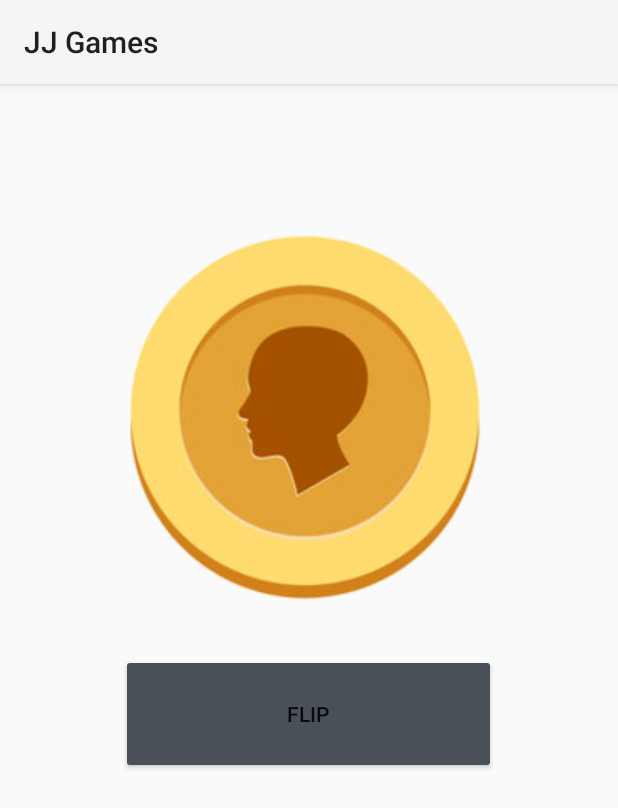
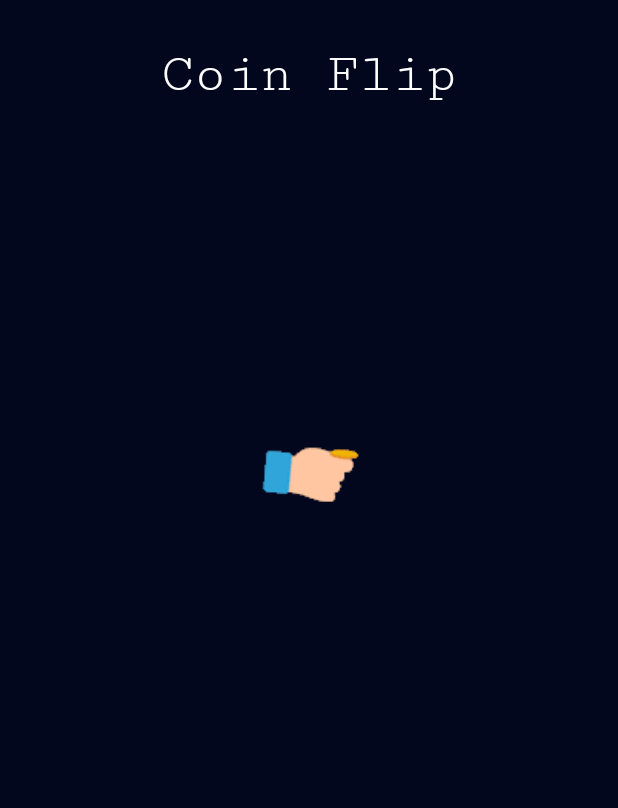
Before and after one commit to JoseJaraba/Rock-Paper-Scissor, an Android app: the screen it shows after launch (CoinActivity before the commit, SplashCoinActivity after it), after a tap on "COIN GAME", on a phone screen of 412 x 824 dp. Shown: the top 808 px of the screen. Run offline under Robolectric (Android 15) with nearby library versions, the phone set to English and light mode, and no system bars.

Commit message:
splashes added

```diff
--- a/app/build.gradle
+++ b/app/build.gradle
@@ -36,4 +36,5 @@ dependencies {
     testImplementation 'junit:junit:4.+'
     androidTestImplementation 'androidx.test.ext:junit:1.1.1'
     androidTestImplementation 'androidx.test.espresso:espresso-core:3.2.0'
+    implementation 'pl.droidsonroids.gif:android-gif-drawable:1.2.19'
 }
--- a/app/src/main/java/com/example/rock_paper_scissor/MainActivity.java
+++ b/app/src/main/java/com/example/rock_paper_scissor/MainActivity.java
@@ -38,7 +38,7 @@ public class MainActivity extends Activity {
         coinButton.setOnClickListener(new View.OnClickListener() {
             @Override
             public void onClick(View v) {
-                Intent intent = new Intent(MainActivity.this, CoinActivity.class);
+                Intent intent = new Intent(MainActivity.this, SplashCoinActivity.class);
                 startActivity(intent);
             }
         });
--- /dev/null
+++ b/app/src/main/java/com/example/rock_paper_scissor/SplashCoinActivity.java
@@ -0,0 +1,31 @@
+package com.example.rock_paper_scissor;
+
+import androidx.appcompat.app.AppCompatActivity;
+
+import android.app.Activity;
+import android.content.Intent;
+import android.content.pm.ActivityInfo;
+import android.os.Bundle;
+import android.os.Handler;
+import android.view.WindowManager;
+
+public class SplashCoinActivity extends Activity {
+
+    private final int DURATION_SPLASH = 5000;
+
+    @Override
+    protected void onCreate(Bundle savedInstanceState) {
+        super.onCreate(savedInstanceState);
+        setRequestedOrientation(ActivityInfo.SCREEN_ORIENTATION_PORTRAIT);
+        this.getWindow().setFlags(WindowManager.LayoutParams.FLAG_FULLSCREEN, WindowManager.LayoutParams.FLAG_FULLSCREEN);
+
+        setContentView(R.layout.activity_splash_coin);
+        new Handler().postDelayed(new Runnable(){
+            public void run(){
+                Intent intent = new Intent(SplashCoinActivity.this, CoinActivity.class);
+                startActivity(intent);
+                finish();
+            };
+        }, DURATION_SPLASH);
+    }
+}
--- /dev/null
+++ b/app/src/main/java/com/example/rock_paper_scissor/SplashMainActivity.java
@@ -0,0 +1,31 @@
+package com.example.rock_paper_scissor;
+
+import androidx.appcompat.app.AppCompatActivity;
+
+import android.app.Activity;
+import android.content.Intent;
+import android.content.pm.ActivityInfo;
+import android.os.Bundle;
+import android.os.Handler;
+import android.view.WindowManager;
+
+public class SplashMainActivity extends Activity {
+
+    private final int DURATION_SPLASH = 5000;
+
+    @Override
+    protected void onCreate(Bundle savedInstanceState) {
+        super.onCreate(savedInstanceState);
+        setRequestedOrientation(ActivityInfo.SCREEN_ORIENTATION_PORTRAIT);
+        this.getWindow().setFlags(WindowManager.LayoutParams.FLAG_FULLSCREEN, WindowManager.LayoutParams.FLAG_FULLSCREEN);
+
+        setContentView(R.layout.activity_splash_main);
+        new Handler().postDelayed(new Runnable(){
+            public void run(){
+                Intent intent = new Intent(SplashMainActivity.this, MainActivity.class);
+                startActivity(intent);
+                finish();
+            };
+        }, DURATION_SPLASH);
+    }
+}
--- /dev/null
+++ b/app/src/main/res/layout/activity_splash_coin.xml
@@ -0,0 +1,33 @@
+<?xml version="1.0" encoding="utf-8"?>
+<RelativeLayout xmlns:android="http://schemas.android.com/apk/res/android"
+    android:layout_width="match_parent"
+    android:layout_height="match_parent"
+    android:orientation="vertical"
+    android:background="#03071E">
+
+    <TextView
+        android:id="@+id/splashText"
+        android:layout_width="match_parent"
+        android:layout_marginTop="30dp"
+        android:layout_marginLeft="20dp"
+        android:layout_marginRight="20dp"
+        android:layout_height="wrap_content"
+        android:fontFamily="serif-monospace"
+        android:gravity="center_horizontal"
+        android:textAlignment="center"
+        android:textColor="@color/white"
+        android:textSize="36sp"
+        android:typeface="serif"
+        android:text="@string/coin_flip"/>
+
+    <pl.droidsonroids.gif.GifImageView
+        android:layout_width="400dp"
+        android:layout_height="400dp"
+        android:layout_marginTop="100dp"
+        android:layout_centerHorizontal="true"
+        android:src="@drawable/coinflip">
+
+    </pl.droidsonroids.gif.GifImageView>
+
+
+</RelativeLayout>
--- a/app/src/main/res/values/strings.xml
+++ b/app/src/main/res/values/strings.xml
@@ -14,4 +14,6 @@
     <string name="jos_miguel_jaraba_serpa">José Miguel Jaraba Serpa</string>
     <string name="juan_manuel_zuluaga_fern_ndez">Juan Manuel Zuluaga Fernández</string>
     <string name="flip">Flip</string>
+    <string name="jj_games">JJ GAMES</string>
+    <string name="coin_flip">Coin Flip</string>
 </resources>
--- a/build.gradle
+++ b/build.gradle
@@ -3,6 +3,7 @@ buildscript {
     repositories {
         google()
         jcenter()
+        mavenCentral()
     }
     dependencies {
         classpath "com.android.tools.build:gradle:4.1.3"
@@ -16,6 +17,7 @@ allprojects {
     repositories {
         google()
         jcenter()
+        mavenCentral()
     }
 }
 
```
Also changed, not shown: app/src/main/AndroidManifest.xml (+4 -4 lines), app/src/main/res/layout/activity_r_p_s.xml (+7 -7 lines), app/src/main/res/layout/activity_splash_main.xml (added, +31 -0 lines), app/src/main/res/drawable/coinflip.gif (added), app/src/main/res/drawable/roulette.gif (added), gradle/wrapper/gradle-wrapper.properties.
